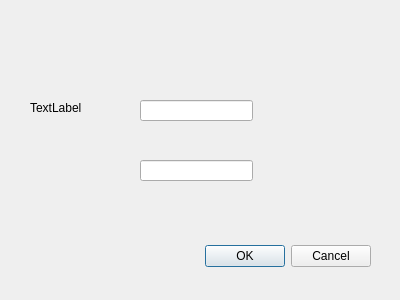
Before: the Qt Designer form GradeManageSystem/signup.ui in Dearkano/GradeManageSystem, drawn with Qt 5.
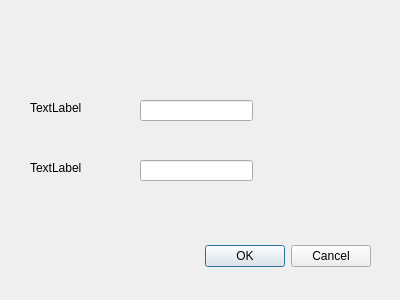
After: the same form once the commit is applied.

```diff
--- a/GradeManageSystem/signup.ui
+++ b/GradeManageSystem/signup.ui
@@ -62,6 +62,19 @@
     <string>TextLabel</string>
    </property>
   </widget>
+  <widget class="QLabel" name="label_2">
+   <property name="geometry">
+    <rect>
+     <x>30</x>
+     <y>160</y>
+     <width>72</width>
+     <height>15</height>
+    </rect>
+   </property>
+   <property name="text">
+    <string>TextLabel</string>
+   </property>
+  </widget>
  </widget>
  <resources/>
  <connections>
```
